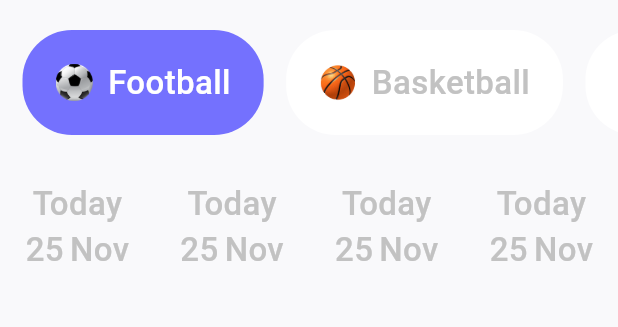
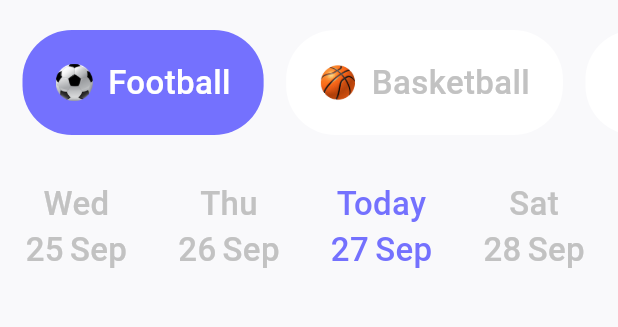
Before and after one commit to blackjoker94/rubyscore, a Flutter app: the screen it shows after launch, on a phone screen of 412 x 824 dp, the part 84-411 px from its top. Run offline on Flutter 3.47's test engine with Material 3 defaults, Android fonts, the phone set to English and light mode, and no system bars; our stand-ins replace bloc, dio, flutter_bloc, loading_indicator.

Commit message:
Matches_date_cubit done

```diff
--- a/lib/business_logic/cubits/matches_date_cubit/matches_date_cubit.dart
+++ b/lib/business_logic/cubits/matches_date_cubit/matches_date_cubit.dart
@@ -13,20 +13,22 @@ class MatchesDateCubit extends Cubit<MatchesDateState> {
 
   void fetchDates() {
     String currentDay = dateMethods.getCurrentDay();
-    emit(CurrentDay(currentDay));
-
     String monthName = dateMethods.getMonthName();
-    emit(CurrentMonthName(monthName));
 
     List<String> previousDaysNum = dateMethods.previousDaysNum();
     List<String> previousDaysNames = dateMethods.previousDaysNames();
-    emit(PreviousDaysNum(previousDaysNum));
-    emit(PreviousDaysNames(previousDaysNames));
 
     List<String> comingDaysNum = dateMethods.comingDaysNum();
     List<String> comingDaysNames = dateMethods.comingDaysNames();
-    emit(CommingDaysNum(comingDaysNum));
-    emit(CommingDaysNames(comingDaysNames));
+
+    emit(MatchesDateUpdated(
+      currentDay: currentDay,
+      monthName: monthName,
+      previousDaysNumList: previousDaysNum,
+      previousDaysNamesList: previousDaysNames,
+      comingDaysNumList: comingDaysNum,
+      comingDaysNamesList: comingDaysNames,
+    ));
   }
 
   void isToday(String date) {
--- a/lib/business_logic/cubits/matches_date_cubit/matches_date_state.dart
+++ b/lib/business_logic/cubits/matches_date_cubit/matches_date_state.dart
@@ -5,42 +5,23 @@ sealed class MatchesDateState {}
 
 final class MatchesDateInitial extends MatchesDateState {}
 
-class CurrentMonthName extends MatchesDateState {
+class MatchesDateUpdated extends MatchesDateState {
+  final String currentDay;
   final String monthName;
+  final List<String> previousDaysNumList;
+  final List<String> previousDaysNamesList;
+  final List<String> comingDaysNumList;
+  final List<String> comingDaysNamesList;
 
-  CurrentMonthName(this.monthName);
+  MatchesDateUpdated({
+    required this.currentDay,
+    required this.monthName,
+    required this.previousDaysNumList,
+    required this.previousDaysNamesList,
+    required this.comingDaysNumList,
+    required this.comingDaysNamesList,
+  });
 }
-
-class PreviousDaysNum extends MatchesDateState {
-  final List<String> previousDaysNumList;
-
-  PreviousDaysNum(this.previousDaysNumList);
-}
-
-class PreviousDaysNames extends MatchesDateState {
-  final List<String> previousDaysNamesList;
-
-  PreviousDaysNames(this.previousDaysNamesList);
-}
-
-class CurrentDay extends MatchesDateState {
-  final String currentDay;
-
-  CurrentDay(this.currentDay);
-}
-
-class CommingDaysNum extends MatchesDateState {
-  final List<String> currentDaysNumList;
-
-  CommingDaysNum(this.currentDaysNumList);
-}
-
-class CommingDaysNames extends MatchesDateState {
-  final List<String> currentDaysNamesList;
-
-  CommingDaysNames(this.currentDaysNamesList);
-}
-
 class IsToday extends MatchesDateState {
   final bool isTodaystate;
 
--- a/lib/business_logic/date_methods.dart
+++ b/lib/business_logic/date_methods.dart
@@ -30,7 +30,7 @@ class DateMethods {
     List<String> daysList = [];
     DateTime today = DateTime.now();
 
-    for (int i = 1; i <= 5; i++) {
+    for (int i = 1; i <= 3; i++) {
       String result = '';
       DateTime nextDay = today.add(Duration(days: i));
       for (int i = 8; i < 10; i++) {
@@ -46,7 +46,7 @@ class DateMethods {
     List<String> daysList = [];
     DateTime today = DateTime.now();
 
-    for (int i = 1; i <= 3; i++) {
+    for (int i = 1; i <= 2; i++) {
       String result = '';
       DateTime nextDay = today.subtract(Duration(days: i));
       for (int i = 8; i < 10; i++) {
@@ -73,7 +73,7 @@ class DateMethods {
 
   int currentDay = DateTime.now().weekday;
 
-  for (int i = 1; i <= 5; i++) {
+  for (int i = 1; i <= 3; i++) {
     int previousDayIndex = (currentDay + i - 1 + 7) % 7; // Calculate the index for the previous days
     String previousDayName = weekDays[previousDayIndex];
 
@@ -89,7 +89,7 @@ class DateMethods {
 
   int currentDay = DateTime.now().weekday;
 
-  for (int i = 1; i <= 3; i++) {
+  for (int i = 1; i <= 2; i++) {
     int previousDayIndex = (currentDay - i - 1 + 7) % 7; // Calculate the index for the previous days
     String previousDayName = weekDays[previousDayIndex];
 
--- a/lib/presentation/screens/home_screen.dart
+++ b/lib/presentation/screens/home_screen.dart
@@ -1,6 +1,7 @@
 import 'package:flutter/material.dart';
 import 'package:flutter_bloc/flutter_bloc.dart';
 import 'package:loading_indicator/loading_indicator.dart';
+import 'package:rubyscore/business_logic/cubits/matches_date_cubit/matches_date_cubit.dart';
 import 'package:rubyscore/constants/colors.dart';
 import 'package:rubyscore/presentation/widgets/sport_catergory.dart';
 import 'package:rubyscore/presentation/widgets/matches_date.dart';
@@ -11,6 +12,7 @@ class HomeScreen extends StatelessWidget {
 
   @override
   Widget build(BuildContext context) {
+     context.read<MatchesDateCubit>().fetchDates();
     return Scaffold(
       backgroundColor: Color(0xFFF9F9FB),
       appBar: AppBar(
@@ -89,20 +91,51 @@ class HomeScreen extends StatelessWidget {
             ),
             Container(
               height: 90,
-              child: ListView(
-                scrollDirection: Axis.horizontal,
-                children: [
-                  //Todo => mesh 3aref a3melha bel cubit
-                  MachesDate(),
-                  MachesDate(),
-                  MachesDate(),
-                  MachesDate(),
-                  MachesDate(),
-                  MachesDate(),
-                  MachesDate(),
-                ],
+              child: BlocBuilder<MatchesDateCubit, MatchesDateState>(
+                builder: (context, state) {
+                  if (state is MatchesDateUpdated) {
+                    return ListView(
+                      scrollDirection: Axis.horizontal,
+                      children: [
+                        // Previous days
+                        MatchesDate(
+                          dayNum: state.previousDaysNumList[1],
+                          dayName: state.previousDaysNamesList[1],
+                        ),
+                        MatchesDate(
+                          dayNum: state.previousDaysNumList[0],
+                          dayName: state.previousDaysNamesList[0],
+                        ),
+                        // Today
+                        MatchesDate(
+                          dayNum: state.currentDay,
+                          dayName: 'Today',
+                          isToday: true,
+                        ),
+                        // Coming days
+                        MatchesDate(
+                          dayNum: state.comingDaysNumList[0],
+                          dayName: state.comingDaysNamesList[0],
+                        ),
+                        MatchesDate(
+                          dayNum: state.comingDaysNumList[1],
+                          dayName: state.comingDaysNamesList[1],
+                        ),
+                      ],
+                    );
+                  } else if (state is MatchesDateInitial) {
+                    return Center(
+                      child: CircularProgressIndicator(),
+                    );
+                  } else {
+                    return Center(
+                      child: Text('Error loading dates'),
+                    );
+                  }
+                },
               ),
             ),
+
           ],
         );
       }),
--- a/lib/presentation/widgets/matches_date.dart
+++ b/lib/presentation/widgets/matches_date.dart
@@ -1,24 +1,31 @@
+// ignore_for_file: public_member_api_docs, sort_constructors_first
 import 'package:flutter/material.dart';
 import 'package:flutter_bloc/flutter_bloc.dart';
+
 import 'package:rubyscore/business_logic/cubits/matches_date_cubit/matches_date_cubit.dart';
+import 'package:rubyscore/constants/colors.dart';
 
-class MachesDate extends StatelessWidget {
-  const MachesDate({
-    super.key,
-  });
+class MatchesDate extends StatelessWidget {
+  final String dayNum;
+  final String dayName;
+  final bool isToday;
+  const MatchesDate({
+    Key? key,
+    required this.dayNum,
+    required this.dayName,
+    this.isToday=false,
+  }) : super(key: key);
 
   @override
   Widget build(BuildContext context) {
-    return GestureDetector(
-      //onTap: () => context.read<SportChooseCubit>().selectSport(index),
-
-      child: BlocBuilder<MatchesDateCubit, MatchesDateState>(
-        builder: (context, state) {
-          //code
+    return BlocBuilder<MatchesDateCubit, MatchesDateState>(
+      builder: (context, state) {
+        if (state is MatchesDateUpdated) {
+          // Displaying current date (you can customize how you use this data)
           return Container(
-            margin: EdgeInsets.fromLTRB(10, 0, 10, 0),
-            padding: EdgeInsets.symmetric(vertical: 10, horizontal: 7),
-            decoration: BoxDecoration(
+            margin: const EdgeInsets.fromLTRB(10, 0, 10, 0),
+            padding: const EdgeInsets.symmetric(vertical: 10, horizontal: 7),
+            decoration: const BoxDecoration(
               color: Color(0xFFF9F9FB),
               borderRadius: BorderRadius.all(Radius.circular(45)),
             ),
@@ -26,31 +33,31 @@ class MachesDate extends StatelessWidget {
               mainAxisSize: MainAxisSize.min,
               children: [
                 Text(
-                  "Today",
+                  isToday ? 'Today' : '$dayName',
                   style: TextStyle(
                     fontSize: 22,
-                    color: Color(0xFFC2C2C2),
+                    color: isToday ? MyColors.mypurple: Color(0xFFC2C2C2),
                     fontWeight: FontWeight.w500,
                   ),
                 ),
                 Row(
                   children: <Widget>[
                     Text(
-                      "25",
+                      '$dayNum', // Display the current day number
                       style: TextStyle(
                         fontSize: 22,
-                        color: Color(0xFFC2C2C2),
+                        color: isToday ? MyColors.mypurple: Color(0xFFC2C2C2),
                         fontWeight: FontWeight.w500,
                       ),
                     ),
-                    SizedBox(
+                    const SizedBox(
                       width: 4,
                     ),
                     Text(
-                      "Nov",
+                      state.monthName, // Display the month name
                       style: TextStyle(
                         fontSize: 22,
-                        color: Color(0xFFC2C2C2),
+                        color: isToday ? MyColors.mypurple: Color(0xFFC2C2C2),
                         fontWeight: FontWeight.w500,
                       ),
                     ),
@@ -59,8 +66,14 @@ class MachesDate extends StatelessWidget {
               ],
             ),
           );
-        },
-      ),
+        } else if (state is MatchesDateInitial) {
+          return const Center(
+            child: CircularProgressIndicator(), // Show a loader initially
+          );
+        } else {
+          return const Text('Error loading dates'); // Handle other states
+        }
+      },
     );
   }
 }
```
